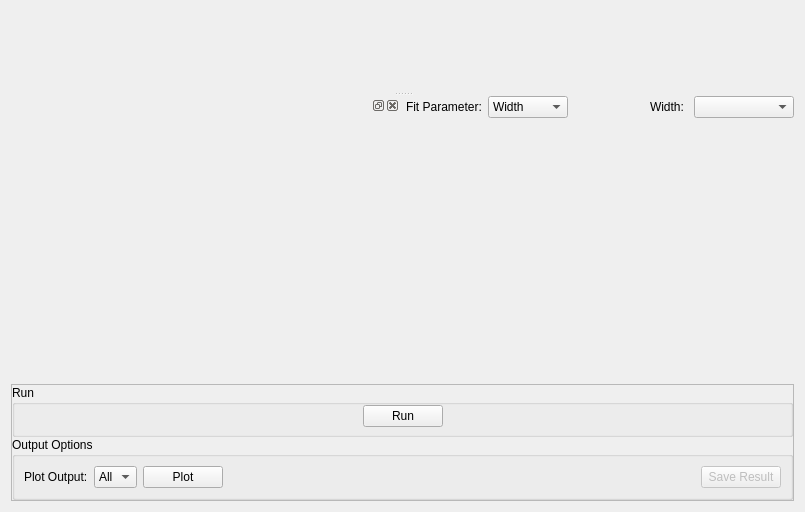
First picture: the form in qt/scientific_interfaces/Indirect/JumpFit.ui, repository mantidproject/mantid, before the edit.
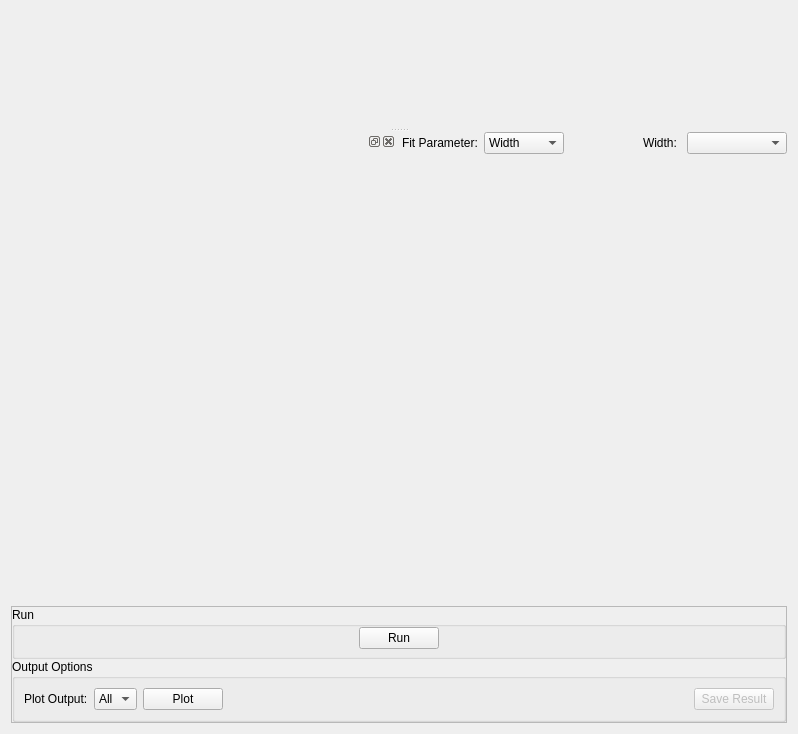
Second picture: the form after the edit. Custom widgets are drawn as their Qt base class.

```diff
--- a/qt/scientific_interfaces/Indirect/JumpFit.ui
+++ b/qt/scientific_interfaces/Indirect/JumpFit.ui
@@ -6,8 +6,8 @@
    <rect>
     <x>0</x>
     <y>0</y>
-    <width>805</width>
-    <height>512</height>
+    <width>798</width>
+    <height>734</height>
    </rect>
   </property>
   <property name="windowTitle">
```
